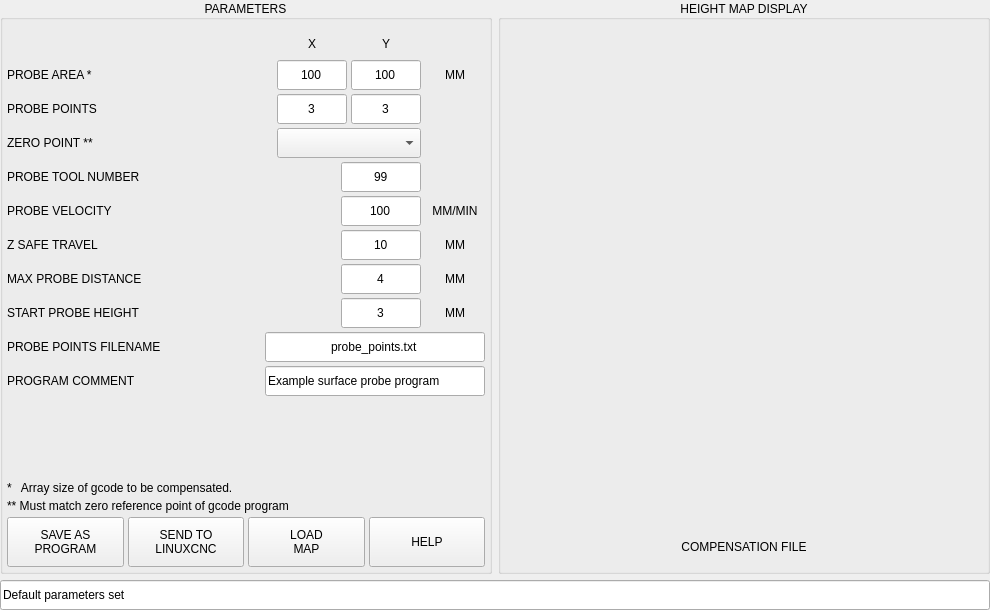
Old version of the form lib/zlevel.ui in the repository persei802/QtDragon_hd.
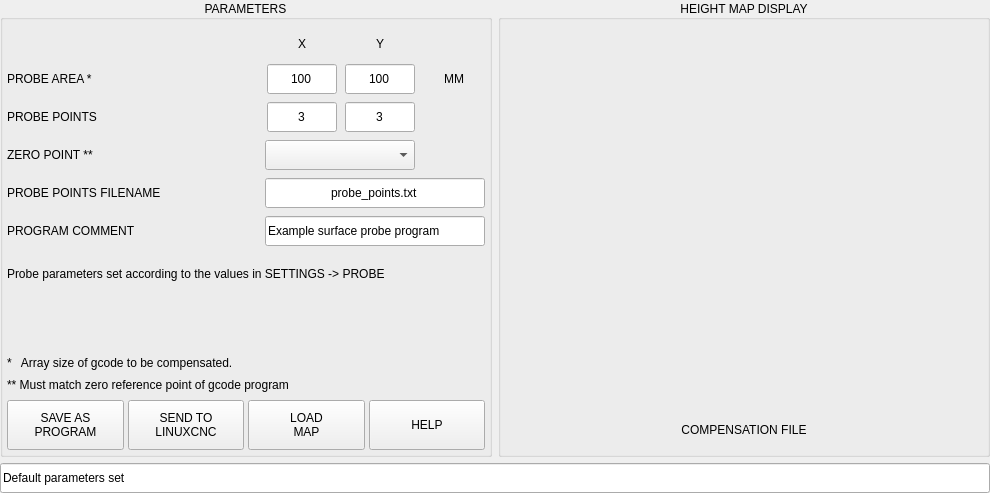
New version of the form.

Commit message: all probe parameters now read from SETTINGS page

What changed in the file:
```diff
--- a/lib/zlevel.ui
+++ b/lib/zlevel.ui
@@ -7,7 +7,7 @@
     <x>0</x>
     <y>0</y>
     <width>990</width>
-    <height>610</height>
+    <height>493</height>
    </rect>
   </property>
   <property name="sizePolicy">
@@ -71,7 +71,7 @@
        </property>
        <layout class="QVBoxLayout" name="verticalLayout">
         <property name="spacing">
-         <number>4</number>
+         <number>8</number>
         </property>
         <property name="leftMargin">
          <number>4</number>
@@ -88,7 +88,7 @@
         <item>
          <layout class="QHBoxLayout" name="horizontalLayout_10">
           <property name="spacing">
-           <number>4</number>
+           <number>8</number>
           </property>
           <item>
            <widget class="QLabel" name="lbl_spacer">
@@ -157,13 +157,13 @@
            <widget class="QLabel" name="spacer">
             <property name="minimumSize">
              <size>
-              <width>60</width>
+              <width>62</width>
               <height>0</height>
              </size>
             </property>
             <property name="maximumSize">
              <size>
-              <width>60</width>
+              <width>62</width>
               <height>16777215</height>
              </size>
             </property>
@@ -177,7 +177,7 @@
         <item>
          <layout class="QHBoxLayout" name="horizontalLayout">
           <property name="spacing">
-           <number>4</number>
+           <number>8</number>
           </property>
           <item>
            <widget class="QLabel" name="lbl_dimensions">
@@ -252,13 +252,13 @@
            <widget class="QLabel" name="lbl_probe_area_unit">
             <property name="minimumSize">
              <size>
-              <width>60</width>
+              <width>62</width>
               <height>0</height>
              </size>
             </property>
             <property name="maximumSize">
              <size>
-              <width>60</width>
+              <width>62</width>
               <height>16777215</height>
              </size>
             </property>
@@ -275,7 +275,7 @@
         <item>
          <layout class="QHBoxLayout" name="horizontalLayout_2">
           <property name="spacing">
-           <number>4</number>
+           <number>8</number>
           </property>
           <item>
            <widget class="QLabel" name="lbl_steps">
@@ -350,13 +350,13 @@
            <widget class="QLabel" name="spacer_2">
             <property name="minimumSize">
              <size>
-              <width>60</width>
+              <width>62</width>
               <height>0</height>
              </size>
             </property>
             <property name="maximumSize">
              <size>
-              <width>60</width>
+              <width>62</width>
               <height>16777215</height>
              </size>
             </property>
@@ -373,7 +373,7 @@
         <item>
          <layout class="QHBoxLayout" name="horizontalLayout_7">
           <property name="spacing">
-           <number>4</number>
+           <number>8</number>
           </property>
           <property name="topMargin">
            <number>0</number>
@@ -389,13 +389,13 @@
            <widget class="QComboBox" name="cmb_zero_ref">
             <property name="minimumSize">
              <size>
-              <width>144</width>
+              <width>150</width>
               <height>30</height>
              </size>
             </property>
             <property name="maximumSize">
              <size>
-              <width>144</width>
+              <width>150</width>
               <height>30</height>
              </size>
             </property>
@@ -414,13 +414,13 @@
            <widget class="QLabel" name="spacer_3">
             <property name="minimumSize">
              <size>
-              <width>60</width>
+              <width>62</width>
               <height>0</height>
              </size>
             </property>
             <property name="maximumSize">
              <size>
-              <width>60</width>
+              <width>62</width>
               <height>16777215</height>
              </size>
             </property>
@@ -434,359 +434,6 @@
           </item>
          </layout>
         </item>
-        <item>
-         <layout class="QHBoxLayout" name="horizontalLayout_3">
-          <property name="spacing">
-           <number>4</number>
-          </property>
-          <property name="bottomMargin">
-           <number>0</number>
-          </property>
-          <item>
-           <widget class="QLabel" name="lbl_probe_tool">
-            <property name="text">
-             <string>PROBE TOOL NUMBER</string>
-            </property>
-           </widget>
-          </item>
-          <item>
-           <widget class="QLineEdit" name="lineEdit_probe_tool">
-            <property name="sizePolicy">
-             <sizepolicy hsizetype="Preferred" vsizetype="Fixed">
-              <horstretch>0</horstretch>
-              <verstretch>0</verstretch>
-             </sizepolicy>
-            </property>
-            <property name="minimumSize">
-             <size>
-              <width>80</width>
-              <height>30</height>
-             </size>
-            </property>
-            <property name="maximumSize">
-             <size>
-              <width>80</width>
-              <height>30</height>
-             </size>
-            </property>
-            <property name="text">
-             <string>99</string>
-            </property>
-            <property name="maxLength">
-             <number>10</number>
-            </property>
-            <property name="alignment">
-             <set>Qt::AlignCenter</set>
-            </property>
-           </widget>
-          </item>
-          <item>
-           <widget class="QLabel" name="spacer_4">
-            <property name="minimumSize">
-             <size>
-              <width>60</width>
-              <height>0</height>
-             </size>
-            </property>
-            <property name="maximumSize">
-             <size>
-              <width>60</width>
-              <height>16777215</height>
-             </size>
-            </property>
-            <property name="text">
-             <string/>
-            </property>
-            <property name="alignment">
-             <set>Qt::AlignCenter</set>
-            </property>
-           </widget>
-          </item>
-         </layout>
-        </item>
-        <item>
-         <layout class="QHBoxLayout" name="horizontalLayout_9">
-          <property name="spacing">
-           <number>4</number>
-          </property>
-          <item>
-           <widget class="QLabel" name="lbl_probe_vel">
-            <property name="text">
-             <string>PROBE VELOCITY</string>
-            </property>
-           </widget>
-          </item>
-          <item>
-           <widget class="QLineEdit" name="lineEdit_probe_vel">
-            <property name="sizePolicy">
-             <sizepolicy hsizetype="Preferred" vsizetype="Fixed">
-              <horstretch>0</horstretch>
-              <verstretch>0</verstretch>
-             </sizepolicy>
-            </property>
-            <property name="minimumSize">
-             <size>
-              <width>80</width>
-              <height>30</height>
-             </size>
-            </property>
-            <property name="maximumSize">
-             <size>
-              <width>80</width>
-              <height>30</height>
-             </size>
-            </property>
-            <property name="toolTip">
-             <string>Z feedrate while probing workpiece surface</string>
-            </property>
-            <property name="text">
-             <string>100</string>
-            </property>
-            <property name="maxLength">
-             <number>10</number>
-            </property>
-            <property name="alignment">
-             <set>Qt::AlignCenter</set>
-            </property>
-           </widget>
-          </item>
-          <item>
-           <widget class="QLabel" name="lbl_probe_vel_unit">
-            <property name="minimumSize">
-             <size>
-              <width>60</width>
-              <height>0</height>
-             </size>
-            </property>
-            <property name="maximumSize">
-             <size>
-              <width>60</width>
-              <height>16777215</height>
-             </size>
-            </property>
-            <property name="text">
-             <string>MM/MIN</string>
-            </property>
-            <property name="alignment">
-             <set>Qt::AlignCenter</set>
-            </property>
-           </widget>
-          </item>
-         </layout>
-        </item>
-        <item>
-         <layout class="QHBoxLayout" name="horizontalLayout_4">
-          <property name="spacing">
-           <number>4</number>
-          </property>
-          <item>
-           <widget class="QLabel" name="lbl_zsafe">
-            <property name="text">
-             <string>Z SAFE TRAVEL</string>
-            </property>
-           </widget>
-          </item>
-          <item>
-           <widget class="QLineEdit" name="lineEdit_zsafe">
-            <property name="sizePolicy">
-             <sizepolicy hsizetype="Preferred" vsizetype="Fixed">
-              <horstretch>0</horstretch>
-              <verstretch>0</verstretch>
-             </sizepolicy>
-            </property>
-            <property name="minimumSize">
-             <size>
-              <width>80</width>
-              <height>30</height>
-             </size>
-            </property>
-            <property name="maximumSize">
-             <size>
-              <width>80</width>
-              <height>30</height>
-             </size>
-            </property>
-            <property name="toolTip">
-             <string>Z height while traversing workpiece</string>
-            </property>
-            <property name="text">
-             <string>10</string>
-            </property>
-            <property name="maxLength">
-             <number>10</number>
-            </property>
-            <property name="alignment">
-             <set>Qt::AlignCenter</set>
-            </property>
-           </widget>
-          </item>
-          <item>
-           <widget class="QLabel" name="lbl_zsafe_unit">
-            <property name="minimumSize">
-             <size>
-              <width>60</width>
-              <height>0</height>
-             </size>
-            </property>
-            <property name="maximumSize">
-             <size>
-              <width>60</width>
-              <height>16777215</height>
-             </size>
-            </property>
-            <property name="text">
-             <string>MM</string>
-            </property>
-            <property name="alignment">
-             <set>Qt::AlignCenter</set>
-            </property>
-           </widget>
-          </item>
-         </layout>
-        </item>
-        <item>
-         <layout class="QHBoxLayout" name="horizontalLayout_5">
-          <property name="spacing">
-           <number>4</number>
-          </property>
-          <item>
-           <widget class="QLabel" name="lbl_max_probe">
-            <property name="text">
-             <string>MAX PROBE DISTANCE</string>
-            </property>
-           </widget>
-          </item>
-          <item>
-           <widget class="QLineEdit" name="lineEdit_max_probe">
-            <property name="sizePolicy">
-             <sizepolicy hsizetype="Preferred" vsizetype="Fixed">
-              <horstretch>0</horstretch>
-              <verstretch>0</verstretch>
-             </sizepolicy>
-            </property>
-            <property name="minimumSize">
-             <size>
-              <width>80</width>
-              <height>30</height>
-             </size>
-            </property>
-            <property name="maximumSize">
-             <size>
-              <width>80</width>
-              <height>30</height>
-             </size>
-            </property>
-            <property name="toolTip">
-             <string>Maximum Z travel before making contact with workpiece</string>
-            </property>
-            <property name="text">
-             <string>4</string>
-            </property>
-            <property name="maxLength">
-             <number>10</number>
-            </property>
-            <property name="alignment">
-             <set>Qt::AlignCenter</set>
-            </property>
-           </widget>
-          </item>
-          <item>
-           <widget class="QLabel" name="lbl_max_probe_unit">
-            <property name="minimumSize">
-             <size>
-              <width>60</width>
-              <height>0</height>
-             </size>
-            </property>
-            <property name="maximumSize">
-             <size>
-              <width>60</width>
-              <height>16777215</height>
-             </size>
-            </property>
-            <property name="text">
-             <string>MM</string>
-            </property>
-            <property name="alignment">
-             <set>Qt::AlignCenter</set>
-            </property>
-           </widget>
-          </item>
-         </layout>
-        </item>
-        <item>
-         <layout class="QHBoxLayout" name="horizontalLayout_11">
-          <property name="spacing">
-           <number>4</number>
-          </property>
-          <property name="topMargin">
-           <number>0</number>
-          </property>
-          <item>
-           <widget class="QLabel" name="lbl_start_probe">
-            <property name="text">
-             <string>START PROBE HEIGHT</string>
-            </property>
-           </widget>
-          </item>
-          <item>
-           <widget class="QLineEdit" name="lineEdit_start_probe">
-            <property name="sizePolicy">
-             <sizepolicy hsizetype="Preferred" vsizetype="Fixed">
-              <horstretch>0</horstretch>
-              <verstretch>0</verstretch>
-             </sizepolicy>
-            </property>
-            <property name="minimumSize">
-             <size>
-              <width>80</width>
-              <height>30</height>
-             </size>
-            </property>
-            <property name="maximumSize">
-             <size>
-              <width>80</width>
-              <height>30</height>
-             </size>
-            </property>
-            <property name="toolTip">
-             <string>Height above workpiece before probing down</string>
-            </property>
-            <property name="text">
-             <string>3</string>
-            </property>
-            <property name="maxLength">
-             <number>10</number>
-            </property>
-            <property name="alignment">
-             <set>Qt::AlignCenter</set>
-            </property>
-           </widget>
-          </item>
-          <item>
-           <widget class="QLabel" name="lbl_start_probe_unit">
-            <property name="minimumSize">
-             <size>
-              <width>60</width>
-              <height>0</height>
-             </size>
-            </property>
-            <property name="maximumSize">
-             <size>
-              <width>60</width>
-              <height>16777215</height>
-             </size>
-            </property>
-            <property name="text">
-             <string>MM</string>
-            </property>
-            <property name="alignment">
-             <set>Qt::AlignCenter</set>
-            </property>
-           </widget>
-          </item>
-         </layout>
-        </item>
         <item>
          <layout class="QHBoxLayout" name="horizontalLayout_12">
           <property name="spacing">
@@ -889,6 +536,19 @@
           </item>
          </layout>
         </item>
+        <item>
+         <widget class="QLabel" name="lbl_settings">
+          <property name="minimumSize">
+           <size>
+            <width>0</width>
+            <height>40</height>
+           </size>
+          </property>
+          <property name="text">
+           <string>Probe parameters set according to the values in SETTINGS -&gt; PROBE</string>
+          </property>
+         </widget>
+        </item>
         <item>
          <spacer name="verticalSpacer">
           <property name="orientation">
```
The commit also changes 5 other files.
